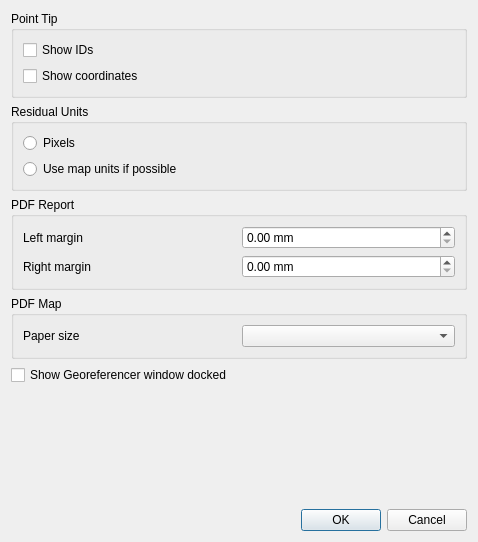
Above: src/ui/georeferencer/qgsgeorefconfigdialogbase.ui from qgis/QGIS before the change. Below: the same form after it.
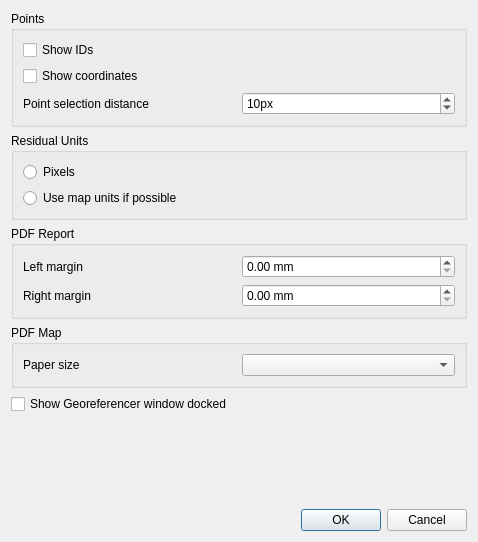
That is the form after the change. Custom widgets are drawn as their Qt base class.

Commit message: Add setting for point selection distance Use proper distance instead of manhattan length Scale pixel distance by mCanvas->devicePixelRatioF()

The edit to the form file:
```diff
--- a/src/ui/georeferencer/qgsgeorefconfigdialogbase.ui
+++ b/src/ui/georeferencer/qgsgeorefconfigdialogbase.ui
@@ -30,7 +30,7 @@
    <item row="0" column="0">
     <widget class="QGroupBox" name="mPointTipGroupBox">
      <property name="title">
-      <string>Point Tip</string>
+      <string>Points</string>
      </property>
      <layout class="QGridLayout" name="gridLayout">
       <item row="0" column="0">
@@ -47,6 +47,33 @@
         </property>
        </widget>
       </item>
+      <item row="2" column="0">
+       <layout class="QHBoxLayout" name="horizontalLayout_7">
+        <item>
+         <widget class="QLabel" name="label_4">
+          <property name="text">
+           <string>Point selection distance</string>
+          </property>
+         </widget>
+        </item>
+        <item>
+         <widget class="QgsSpinBox" name="mPointSelectionDistanceSpinBox">
+          <property name="suffix">
+           <string>px</string>
+          </property>
+          <property name="minimum">
+           <number>4</number>
+          </property>
+          <property name="maximum">
+           <number>9999</number>
+          </property>
+          <property name="value">
+           <number>10</number>
+          </property>
+         </widget>
+        </item>
+       </layout>
+      </item>
      </layout>
     </widget>
    </item>
@@ -175,6 +202,11 @@
    <extends>QDoubleSpinBox</extends>
    <header location="global">qgsdoublespinbox.h</header>
   </customwidget>
+  <customwidget>
+   <class>QgsSpinBox</class>
+   <extends>QSpinBox</extends>
+   <header location="global">qgsspinbox.h</header>
+  </customwidget>
  </customwidgets>
  <tabstops>
   <tabstop>mShowIDsCheckBox</tabstop>
```
Left out of the diff: 3 changed lines with no effect on the pictures. The commit also changes 4 other files.
